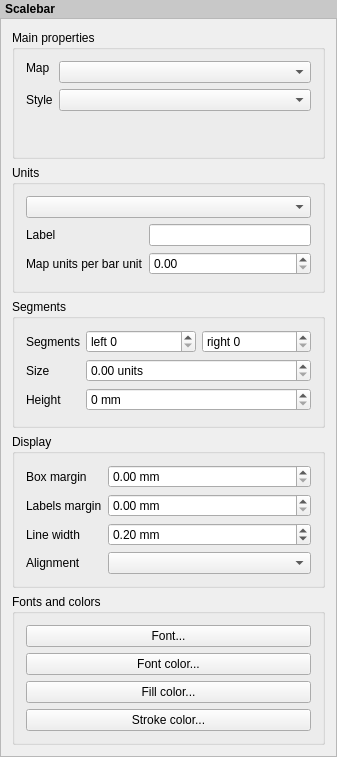
First picture: the form in src/ui/qgscomposerscalebarwidgetbase.ui, repository qgis/QGIS, before the edit.
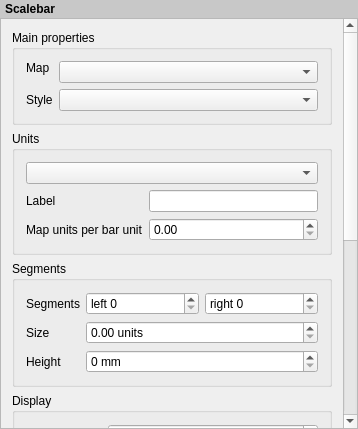
Second picture: the form after the edit. Custom widgets are drawn as their Qt base class.

What changed in the file:
```diff
--- a/src/ui/qgscomposerscalebarwidgetbase.ui
+++ b/src/ui/qgscomposerscalebarwidgetbase.ui
@@ -6,8 +6,8 @@
    <rect>
     <x>0</x>
     <y>0</y>
-    <width>337</width>
-    <height>757</height>
+    <width>358</width>
+    <height>429</height>
    </rect>
   </property>
   <property name="sizePolicy">
@@ -51,9 +51,9 @@
       <property name="geometry">
        <rect>
         <x>0</x>
-        <y>0</y>
-        <width>320</width>
-        <height>792</height>
+        <y>-406</y>
+        <width>340</width>
+        <height>888</height>
        </rect>
       </property>
       <layout class="QVBoxLayout" name="mainLayout">
@@ -290,12 +290,6 @@
           <bool>true</bool>
          </property>
          <layout class="QFormLayout" name="formLayout_4">
-          <property name="fieldGrowthPolicy">
-           <enum>QFormLayout::AllNonFixedFieldsGrow</enum>
-          </property>
-          <property name="labelAlignment">
-           <set>Qt::AlignLeading|Qt::AlignLeft|Qt::AlignVCenter</set>
-          </property>
           <item row="0" column="0">
            <widget class="QLabel" name="label_4">
             <property name="text">
@@ -313,14 +307,14 @@
             </property>
            </widget>
           </item>
-          <item row="1" column="0">
+          <item row="2" column="0">
            <widget class="QLabel" name="label_2">
             <property name="text">
              <string>Labels margin</string>
             </property>
            </widget>
           </item>
-          <item row="1" column="1">
+          <item row="2" column="1">
            <widget class="QDoubleSpinBox" name="mLabelBarSpaceSpinBox">
             <property name="prefix">
              <string/>
@@ -330,14 +324,14 @@
             </property>
            </widget>
           </item>
-          <item row="2" column="0">
+          <item row="4" column="0">
            <widget class="QLabel" name="label_3">
             <property name="text">
              <string>Line width</string>
             </property>
            </widget>
           </item>
-          <item row="2" column="1">
+          <item row="4" column="1">
            <widget class="QDoubleSpinBox" name="mLineWidthSpinBox">
             <property name="sizePolicy">
              <sizepolicy hsizetype="Expanding" vsizetype="Fixed">
@@ -362,14 +356,34 @@
             </property>
            </widget>
           </item>
-          <item row="3" column="0">
+          <item row="8" column="0">
+           <widget class="QLabel" name="label_8">
+            <property name="text">
+             <string>Join style</string>
+            </property>
+           </widget>
+          </item>
+          <item row="8" column="1">
+           <widget class="QgsPenJoinStyleComboBox" name="mLineJoinStyleCombo"/>
+          </item>
+          <item row="10" column="0">
+           <widget class="QLabel" name="label_6">
+            <property name="text">
+             <string>Cap style</string>
+            </property>
+           </widget>
+          </item>
+          <item row="10" column="1">
+           <widget class="QgsPenCapStyleComboBox" name="mLineCapStyleCombo"/>
+          </item>
+          <item row="11" column="0">
            <widget class="QLabel" name="mAlignmentLabel">
             <property name="text">
              <string>Alignment</string>
             </property>
            </widget>
           </item>
-          <item row="3" column="1">
+          <item row="11" column="1">
            <widget class="QComboBox" name="mAlignmentComboBox"/>
           </item>
          </layout>
@@ -432,12 +446,22 @@
  </widget>
  <layoutdefault spacing="6" margin="11"/>
  <customwidgets>
+  <customwidget>
+   <class>QgsPenJoinStyleComboBox</class>
+   <extends>QComboBox</extends>
+   <header>qgspenstylecombobox.h</header>
+  </customwidget>
   <customwidget>
    <class>QgsCollapsibleGroupBoxBasic</class>
    <extends>QGroupBox</extends>
    <header location="global">qgscollapsiblegroupbox.h</header>
    <container>1</container>
   </customwidget>
+  <customwidget>
+   <class>QgsPenCapStyleComboBox</class>
+   <extends>QComboBox</extends>
+   <header>qgspenstylecombobox.h</header>
+  </customwidget>
  </customwidgets>
  <resources/>
  <connections/>
```
